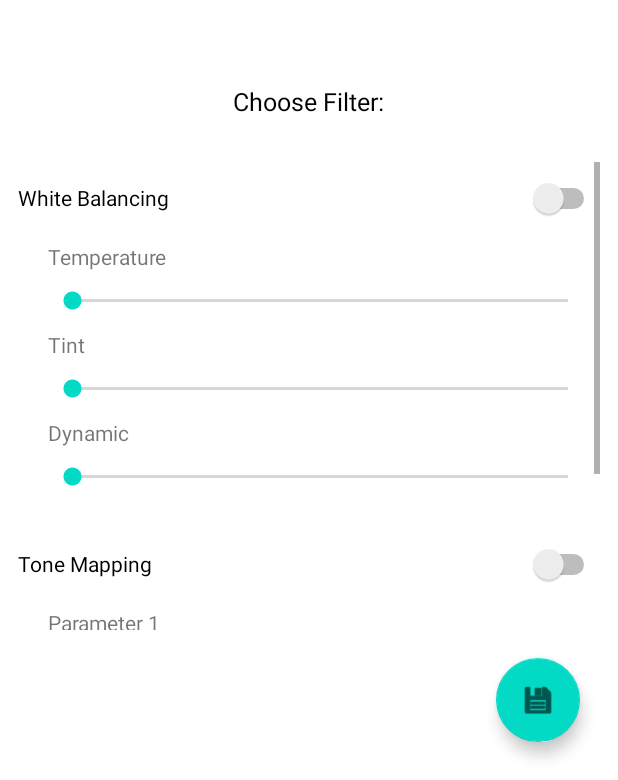
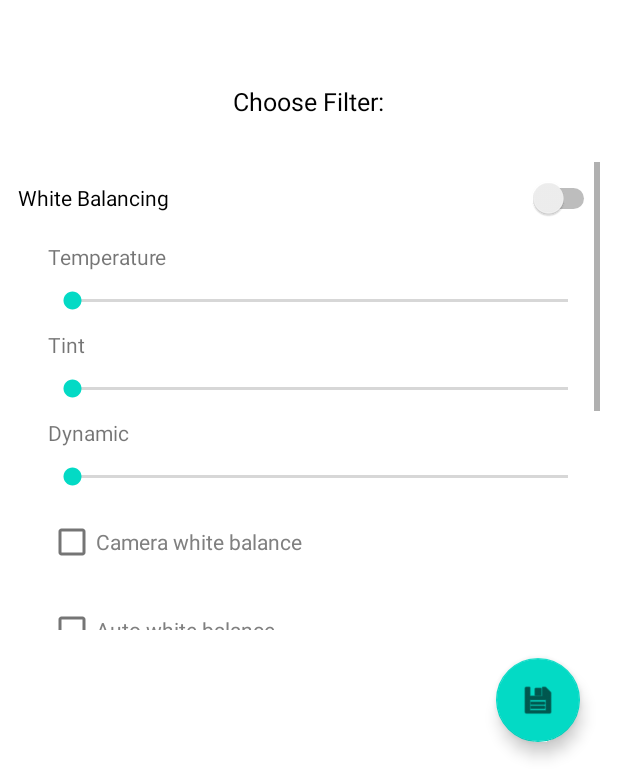
Before and after one commit to blackblur/raw-converter, an Android app: the layout activity_edit.xml on its own in the app's theme, with its tools: preview values and no code run, on a phone screen of 412 x 824 dp, the part 456-1236 px from its top. Run offline under Robolectric (Android 15) with nearby library versions, the phone set to English and light mode, and no system bars.

Commit message:
added checkboxes for white balancing

```diff
--- a/app/src/main/res/layout/activity_edit.xml
+++ b/app/src/main/res/layout/activity_edit.xml
@@ -121,6 +121,28 @@
                     android:layout_marginLeft="20dp"
                     android:layout_marginRight="5dp"
                     android:layout_marginTop="5dp" />
+
+                <CheckBox
+                    android:id="@+id/checkBox_camera_white_balance"
+                    android:layout_width="match_parent"
+                    android:layout_height="wrap_content"
+                    android:layout_marginLeft="20dp"
+                    android:layout_marginTop="5dp"
+                    android:layout_marginRight="5dp"
+                    android:layout_marginBottom="5dp"
+                    android:text="Camera white balance"
+                    android:textColor="#808080" />
+
+                <CheckBox
+                    android:id="@+id/checkBox_auto_white_balance"
+                    android:layout_width="match_parent"
+                    android:layout_height="wrap_content"
+                    android:layout_marginLeft="20dp"
+                    android:layout_marginTop="5dp"
+                    android:layout_marginRight="5dp"
+                    android:layout_marginBottom="5dp"
+                    android:text="Auto white balance"
+                    android:textColor="#808080" />
             </LinearLayout>
 
             <Switch
```
